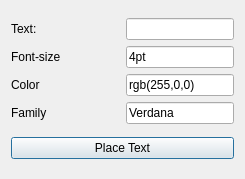
First picture: the form in textAddDialog.ui, repository hamish2014/FreeCAD_drawing_dimensioning, before the edit.
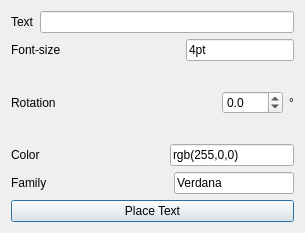
Second picture: the form after the edit.

Commit message: rotation issue fixed (issue #47) and textAdd and textEdit dialog now allow rotation to be edited

Patch:
```diff
--- a/textAddDialog.ui
+++ b/textAddDialog.ui
@@ -9,30 +9,31 @@
    <rect>
     <x>0</x>
     <y>0</y>
-    <width>245</width>
-    <height>179</height>
+    <width>305</width>
+    <height>233</height>
    </rect>
   </property>
   <property name="windowTitle">
    <string>Add Text</string>
   </property>
-  <layout class="QGridLayout" name="gridLayout_2">
-   <item row="0" column="0">
-    <layout class="QGridLayout" name="gridLayout">
-     <property name="sizeConstraint">
-      <enum>QLayout::SetMaximumSize</enum>
-     </property>
-     <item row="0" column="2">
-      <widget class="QLineEdit" name="textLineEdit"/>
-     </item>
-     <item row="0" column="0">
+  <layout class="QVBoxLayout" name="verticalLayout">
+   <item>
+    <layout class="QHBoxLayout" name="horizontalLayout">
+     <item>
       <widget class="QLabel" name="label">
        <property name="text">
-        <string>Text:</string>
+        <string>Text</string>
        </property>
       </widget>
      </item>
-     <item row="1" column="0">
+     <item>
+      <widget class="QLineEdit" name="textLineEdit"/>
+     </item>
+    </layout>
+   </item>
+   <item>
+    <layout class="QHBoxLayout" name="horizontalLayout_2">
+     <item>
       <widget class="QLabel" name="label_2">
        <property name="sizePolicy">
         <sizepolicy hsizetype="Preferred" vsizetype="Preferred">
@@ -51,44 +52,138 @@
        </property>
       </widget>
      </item>
-     <item row="2" column="0">
+     <item>
+      <spacer name="horizontalSpacer">
+       <property name="orientation">
+        <enum>Qt::Horizontal</enum>
+       </property>
+       <property name="sizeHint" stdset="0">
+        <size>
+         <width>40</width>
+         <height>20</height>
+        </size>
+       </property>
+      </spacer>
+     </item>
+     <item>
+      <widget class="QLineEdit" name="sizeLineEdit">
+       <property name="text">
+        <string>4pt</string>
+       </property>
+      </widget>
+     </item>
+    </layout>
+   </item>
+   <item>
+    <layout class="QHBoxLayout" name="horizontalLayout_3">
+     <item>
+      <widget class="QLabel" name="label_5">
+       <property name="text">
+        <string>Rotation</string>
+       </property>
+      </widget>
+     </item>
+     <item>
+      <spacer name="horizontalSpacer_2">
+       <property name="orientation">
+        <enum>Qt::Horizontal</enum>
+       </property>
+       <property name="sizeHint" stdset="0">
+        <size>
+         <width>40</width>
+         <height>20</height>
+        </size>
+       </property>
+      </spacer>
+     </item>
+     <item>
+      <widget class="QDoubleSpinBox" name="doubleSpinBox_rotation">
+       <property name="decimals">
+        <number>1</number>
+       </property>
+       <property name="minimum">
+        <double>-360.000000000000000</double>
+       </property>
+       <property name="maximum">
+        <double>360.000000000000000</double>
+       </property>
+       <property name="singleStep">
+        <double>15.000000000000000</double>
+       </property>
+      </widget>
+     </item>
+     <item>
+      <widget class="QLabel" name="label_6">
+       <property name="text">
+        <string>°</string>
+       </property>
+      </widget>
+     </item>
+    </layout>
+   </item>
+   <item>
+    <layout class="QHBoxLayout" name="horizontalLayout_4">
+     <item>
       <widget class="QLabel" name="label_3">
        <property name="text">
         <string>Color</string>
        </property>
       </widget>
      </item>
-     <item row="2" column="2">
+     <item>
+      <spacer name="horizontalSpacer_3">
+       <property name="orientation">
+        <enum>Qt::Horizontal</enum>
+       </property>
+       <property name="sizeHint" stdset="0">
+        <size>
+         <width>40</width>
+         <height>20</height>
+        </size>
+       </property>
+      </spacer>
+     </item>
+     <item>
       <widget class="QLineEdit" name="colorLineEdit">
        <property name="text">
         <string>rgb(255,0,0)</string>
        </property>
       </widget>
      </item>
-     <item row="1" column="2">
-      <widget class="QLineEdit" name="sizeLineEdit">
-       <property name="text">
-        <string>4pt</string>
-       </property>
-      </widget>
-     </item>
-     <item row="3" column="2">
-      <widget class="QLineEdit" name="familyLineEdit">
-       <property name="text">
-        <string>Verdana</string>
-       </property>
-      </widget>
-     </item>
-     <item row="3" column="0">
+    </layout>
+   </item>
+   <item>
+    <layout class="QHBoxLayout" name="horizontalLayout_5">
+     <item>
       <widget class="QLabel" name="label_4">
        <property name="text">
         <string>Family</string>
        </property>
       </widget>
      </item>
+     <item>
+      <spacer name="horizontalSpacer_4">
+       <property name="orientation">
+        <enum>Qt::Horizontal</enum>
+       </property>
+       <property name="sizeHint" stdset="0">
+        <size>
+         <width>40</width>
+         <height>20</height>
+        </size>
+       </property>
+      </spacer>
+     </item>
+     <item>
+      <widget class="QLineEdit" name="familyLineEdit">
+       <property name="text">
+        <string>Verdana</string>
+       </property>
+      </widget>
+     </item>
     </layout>
    </item>
-   <item row="1" column="0">
+   <item>
     <widget class="QPushButton" name="placeButton">
      <property name="text">
       <string>Place Text</string>
```
The commit also changes 4 other files.
